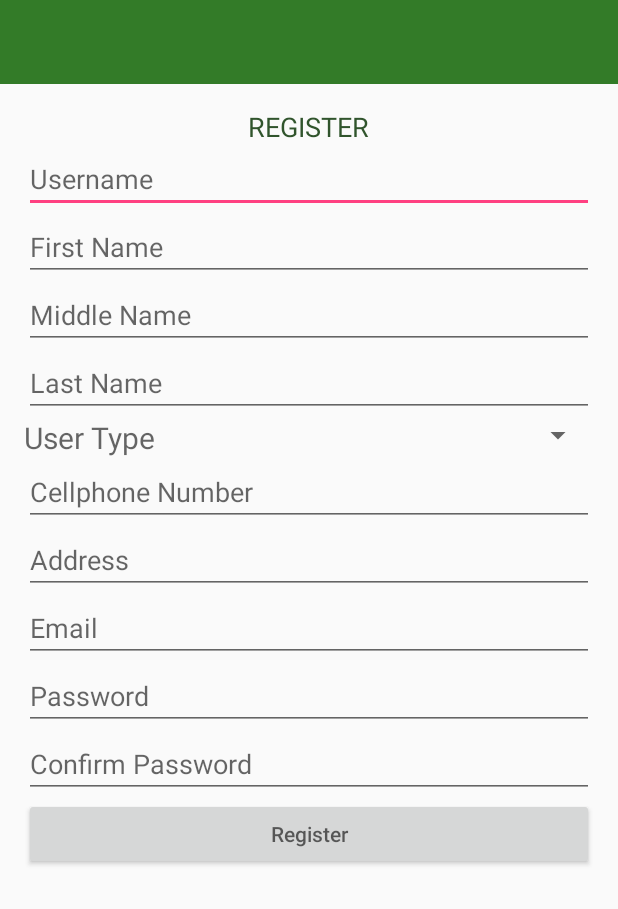
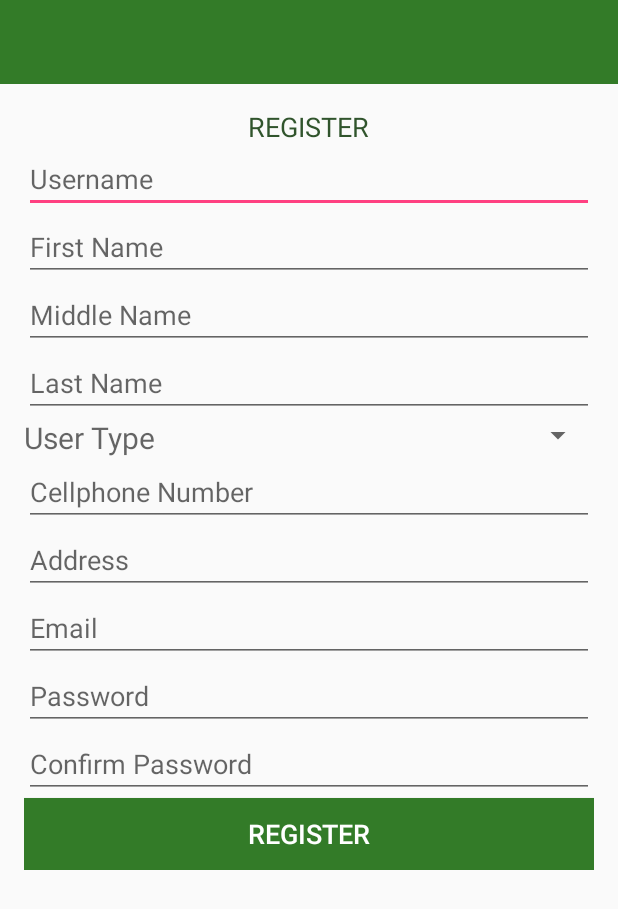
Before and after one commit to whizdummy/Farmers-Plaza-Android, an Android app: the RegistrationActivity screen opened directly, with no data from a screen before it, on a phone screen of 412 x 824 dp. Shown: the top 909 px of the screen. Run offline under Robolectric (Android 15) with nearby library versions, the phone set to English and light mode, and no system bars; libraries missing offline, so code that uses them is left out: com.parse.

Commit message:
Updated Registration Form

```diff
--- a/app/src/main/res/layout/activity_registration.xml
+++ b/app/src/main/res/layout/activity_registration.xml
@@ -117,7 +117,10 @@
                 android:id="@+id/btn_register"
                 android:layout_width="match_parent"
                 android:layout_height="wrap_content"
-                android:hint="@string/register_text" />
+                android:background="@color/colorPrimary"
+                android:text="@string/register_text"
+                android:textSize="18dp"
+                android:textColor="#ffffff" />
         </LinearLayout>
     </ScrollView>
 </LinearLayout>
--- a/app/src/main/res/values/strings.xml
+++ b/app/src/main/res/values/strings.xml
@@ -13,7 +13,7 @@
     <string name="email_text">Email</string>
     <string name="password_text">Password</string>
     <string name="confirm_password_text">Confirm Password</string>
-    <string name="register_text">Register</string>
+    <string name="register_text">REGISTER</string>
     <string name="username_text">Username</string>
     <string name="email_username_text">Email / Username</string>
     <string name="login_text">LOGIN</string>
```
